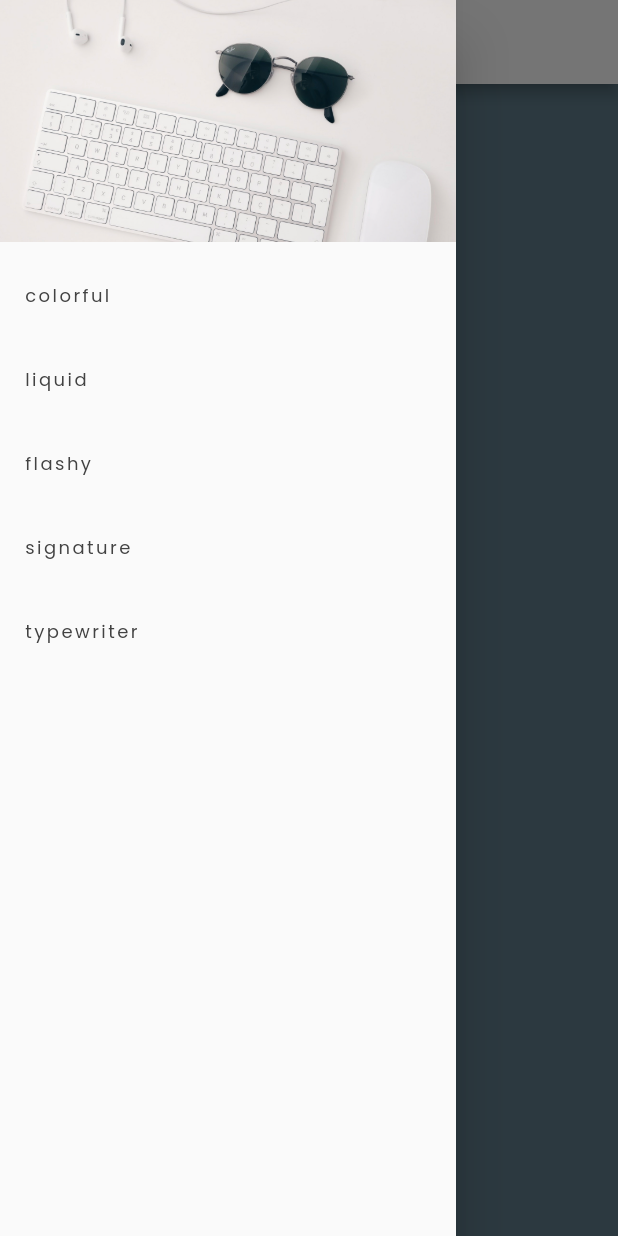
After one commit to itsencrypted/animado, a Flutter app: the Menu1Screen screen opened by its route, with the side drawer open, on a phone screen of 412 x 824 dp. The commit adds this screen. Run offline on Flutter 3.47's test engine with Material 2 defaults, Android fonts, the phone set to English and light mode, and no system bars; our stand-ins replace animated_text_kit, google_fonts, rive.

Commit message:
text_animations refactoring

```diff
--- /dev/null
+++ b/lib/components/drawer.dart
@@ -0,0 +1,93 @@
+import 'package:animado/components/txt_colorful_animation.dart';
+import 'package:animado/components/txt_flashy_animation.dart';
+import 'package:animado/components/txt_liquid_animation.dart';
+import 'package:animado/components/txt_signature_animation.dart';
+import 'package:animado/components/txt_typewriter_animation.dart';
+import 'package:flutter/material.dart';
+import '../constants.dart';
+
+class MyDrawer extends StatelessWidget {
+
+  @override
+  Widget build(BuildContext context) {
+    return Drawer(
+      child: ListView(
+        padding: EdgeInsets.zero,
+        children: <Widget>[
+          DrawerHeader(
+            child: Text(''),
+            decoration: BoxDecoration(
+                image: DecorationImage(
+                  image: AssetImage('assets/minimalist10.jpg'),
+                  fit: BoxFit.cover,
+                )
+            ),
+          ),
+
+          Column(
+              children: text_animations.map((e) {
+                return ListTile(
+                  title: Text(e['title'], style:
+                  kTextStyle,),
+                  onTap: () {Navigator.pushReplacementNamed(context, e['route']);},
+                );
+              }).toList()
+          ),
+        ],
+      ),
+    );
+  }
+}
+
+class MenuRow extends StatefulWidget {
+
+  @override
+  _MenuRowState createState() => _MenuRowState();
+}
+
+class _MenuRowState extends State<MenuRow> {
+  @override
+  Widget build(BuildContext context) {
+
+    return Container(
+      height: 100,
+      child: Row(
+        mainAxisAlignment: MainAxisAlignment.end,
+        children: text_animations.map((e) {
+          return Container(
+            width: 120,
+            child: MaterialButton(
+              child: Text(e['title'], style:
+              kTextStyle,), onPressed: ()
+            {Navigator.pushReplacementNamed(context, e['route']);},
+              padding: EdgeInsets.all(8),
+              shape: RoundedRectangleBorder(borderRadius: BorderRadius.circular(18.0),),
+            ),
+          );
+        }).toList(),
+      ),
+    );
+  }
+}
+
+var text_animations = [ {
+  'title' : 'colorful',
+  'route' : ColorfulText.id,
+},
+  {
+    'title' : 'liquid',
+    'route' : LiquidText.id,
+  },
+  {
+    'title' : 'flashy',
+    'route' : FlashyText.id,
+  },
+  {
+    'title' : 'signature',
+    'route' : SignatureText.id,
+  },
+  {
+    'title' : 'typewriter',
+    'route' : TypewriterText.id,
+  },
+];
--- a/lib/constants.dart
+++ b/lib/constants.dart
@@ -1,5 +1,6 @@
 import 'package:animado/components/rive_animation.dart';
 import 'package:flutter/material.dart';
+import 'package:google_fonts/google_fonts.dart';
 
 
 const kDharma1 = Color(0xFF2536FF);
@@ -44,3 +45,17 @@ final Map<String, RiveAnimation> riveanimations = {
       tileColor: Color(0xFF4A3F8A)
   ),
 };
+
+
+
+
+
+TextStyle kTextStyle = GoogleFonts.poppins(
+  textStyle: TextStyle(
+      fontSize: 12.0,
+      fontWeight: FontWeight.w400,
+      fontStyle: FontStyle.normal,
+      color: Colors.grey.shade800,
+      letterSpacing: 1.627907
+  ),
+);
--- a/lib/main.dart
+++ b/lib/main.dart
@@ -1,4 +1,10 @@
+import 'package:animado/components/txt_colorful_animation.dart';
+import 'package:animado/components/txt_flashy_animation.dart';
+import 'package:animado/components/txt_liquid_animation.dart';
+import 'package:animado/components/txt_signature_animation.dart';
+import 'package:animado/components/txt_typewriter_animation.dart';
 import 'package:animado/screens/home_screen.dart';
+import 'package:animado/screens/menu1_screen.dart';
 import 'package:animado/screens/rive_animations_screen.dart';
 import 'package:animado/screens/text_animations_screen.dart';
 import 'package:flutter/material.dart';
@@ -19,6 +25,12 @@ class AppAnimado extends StatelessWidget {
       routes: {
         '/': (context) => HomeScreen(),
         '/text_animations': (context) => TextAnimationsScreen(),
+        '/menu1': (context) => Menu1Screen(),
+        '/text_animations/colorful': (context) => ColorfulText(),
+        '/text_animations/flashy': (context) => FlashyText(),
+        '/text_animations/liquid': (context) => LiquidText(),
+        '/text_animations/signature': (context) => SignatureText(),
+        '/text_animations/typewriter': (context) => TypewriterText(),
         '/rive_animations': (context) => RiveAnimationsScreen
           (riveanimations['rocket']),
       },
--- /dev/null
+++ b/lib/screens/menu1_screen.dart
@@ -0,0 +1,20 @@
+import 'package:animado/components/drawer.dart';
+import 'package:flutter/material.dart';
+
+class Menu1Screen extends StatelessWidget {
+  static const String id = '/menu1';
+
+  @override
+  Widget build(BuildContext context) {
+    double width = MediaQuery.of(context).size.width;
+    return Scaffold(
+      appBar: AppBar(
+        title: Text('Titulo'),
+        backgroundColor: Colors.white,
+        iconTheme: new IconThemeData(color: Colors.black),
+      ),
+      drawer: MyDrawer(),
+      backgroundColor: Colors.blueGrey,
+    );
+  }
+}
--- a/pubspec.yaml
+++ b/pubspec.yaml
@@ -11,7 +11,7 @@ environment:
 dependencies:
   flutter:
     sdk: flutter
-  animated_text_kit: ^2.0.1
+  animated_text_kit: ^3.0.2
   google_fonts: ^1.0.0
   rive: ^0.6.3
 
```
Also changed, not shown: lib/components/txt_colorful_animation.dart (added, +47 -0 lines), lib/components/txt_flashy_animation.dart (added, +39 -0 lines), lib/components/txt_liquid_animation.dart (added, +34 -0 lines), lib/components/txt_signature_animation.dart (added, +39 -0 lines), lib/components/txt_typewriter_animation.dart (added, +44 -0 lines), lib/screens/home_screen.dart (+6 -5 lines), lib/screens/text_animations_screen.dart (+64 -85 lines), assets/minimalist10.jpg (added), pubspec.lock.
